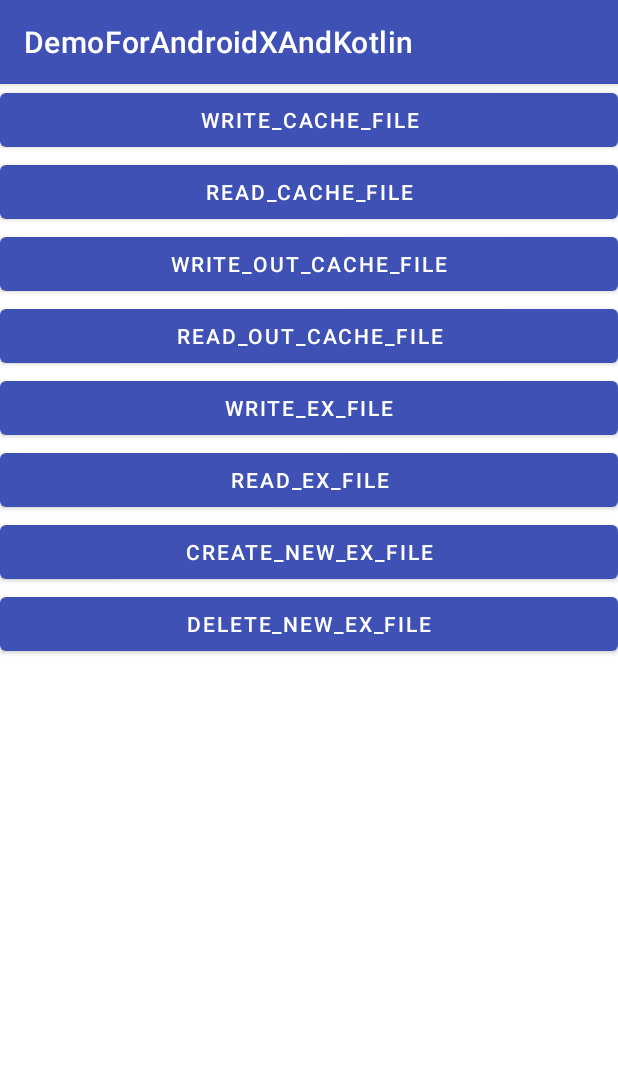
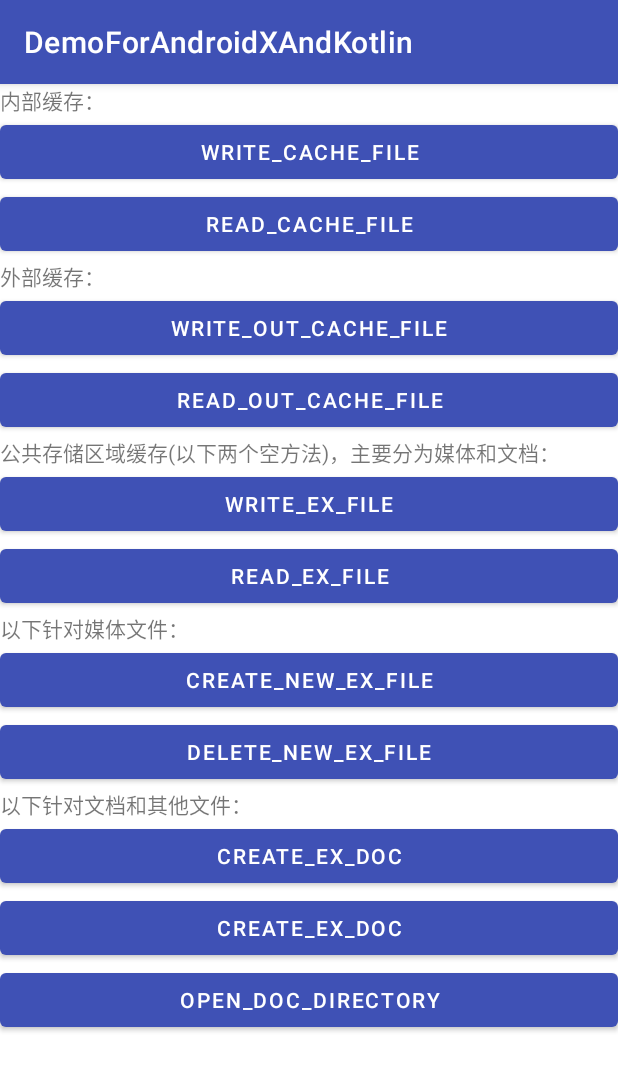
Before and after one commit to sunheihei/DemoForAndroidxAndKotlin, an Android app: the ReadAndWriteActivity screen opened directly, with no data from a screen before it, on a phone screen of 412 x 824 dp. Shown: the top 1071 px of the screen. Run offline under Robolectric (Android 15) with nearby library versions, the phone set to English and light mode, and no system bars; libraries missing offline, so code that uses them is left out: com.permissionx.guolindev; Roboto replaces fonts that are not available here; 2 statements that could not run were skipped.

Commit message:
读写基本完毕

```diff
--- a/app/src/main/res/layout/activity_read_and_write.xml
+++ b/app/src/main/res/layout/activity_read_and_write.xml
@@ -1,11 +1,21 @@
 <?xml version="1.0" encoding="utf-8"?>
-<LinearLayout xmlns:android="http://schemas.android.com/apk/res/android"
+<ScrollView xmlns:android="http://schemas.android.com/apk/res/android"
     xmlns:app="http://schemas.android.com/apk/res-auto"
     xmlns:tools="http://schemas.android.com/tools"
     android:layout_width="match_parent"
     android:layout_height="match_parent"
-    android:orientation="vertical"
+
     tools:context=".ReadAndWrite.ReadAndWriteActivity">
+
+    <LinearLayout
+        android:layout_width="match_parent"
+        android:layout_height="match_parent"
+        android:orientation="vertical">
+
+        <TextView
+            android:layout_width="match_parent"
+            android:layout_height="wrap_content"
+            android:text="内部缓存：" />
 
         <Button
             android:id="@+id/btn_write_cache_file"
@@ -19,6 +29,11 @@
             android:layout_height="wrap_content"
             android:text="read_cache_file" />
 
+        <TextView
+            android:layout_width="match_parent"
+            android:layout_height="wrap_content"
+            android:text="外部缓存：" />
+
         <Button
             android:id="@+id/btn_write_out_cache_file"
             android:layout_width="match_parent"
@@ -31,6 +46,10 @@
             android:layout_height="wrap_content"
             android:text="read_out_cache_file" />
 
+        <TextView
+            android:layout_width="match_parent"
+            android:layout_height="wrap_content"
+            android:text="公共存储区域缓存(以下两个空方法)，主要分为媒体和文档：" />
 
         <Button
             android:id="@+id/btn_write_ex_file"
@@ -44,6 +63,11 @@
             android:layout_height="wrap_content"
             android:text="read_ex_file" />
 
+        <TextView
+            android:layout_width="match_parent"
+            android:layout_height="wrap_content"
+            android:text="以下针对媒体文件：" />
+
         <Button
             android:id="@+id/btn_create_ex_new_file"
             android:layout_width="match_parent"
@@ -56,6 +80,32 @@
             android:layout_height="wrap_content"
             android:text="delete_new_ex_file" />
 
+        <TextView
+            android:layout_width="match_parent"
+            android:layout_height="wrap_content"
+            android:text="以下针对文档和其他文件：" />
+
+        <Button
+            android:id="@+id/btn_create_ex_doc"
+            android:layout_width="match_parent"
+            android:layout_height="wrap_content"
+            android:text="create_ex_doc" />
+
+        <Button
+            android:id="@+id/btn_open_ex_doc"
+            android:layout_width="match_parent"
+            android:layout_height="wrap_content"
+            android:text="create_ex_doc" />
+
+
+        <Button
+            android:id="@+id/btn_open_doc_directory"
+            android:layout_width="match_parent"
+            android:layout_height="wrap_content"
+            android:text="open_doc_directory" />
 
 
     </LinearLayout>
+
+
+</ScrollView>
```
Also changed, not shown: app/src/main/java/com/sunexample/demoforandroidxandkotlin/ReadAndWrite/ReadAndWriteActivity.kt (+83 -4 lines). Lines whose indentation alone changed are shown as unchanged.
